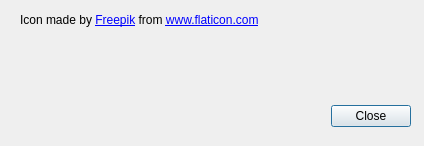
Above: itemEditor/src/imageAttributionsForm.ui from jeremydumais/TheWarrior before the change. Below: the same form after it.
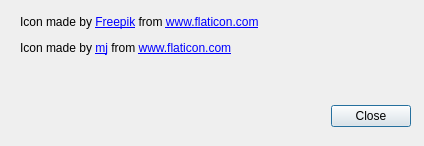
That is the form after the change. Icons and pictures are not drawn.

What changed in the file:
```diff
--- a/itemEditor/src/imageAttributionsForm.ui
+++ b/itemEditor/src/imageAttributionsForm.ui
@@ -39,11 +39,11 @@
      <x>20</x>
      <y>10</y>
      <width>401</width>
-     <height>21</height>
+     <height>51</height>
     </rect>
    </property>
    <property name="text">
-    <string>&lt;html&gt;&lt;head/&gt;&lt;body&gt;&lt;p&gt;Icon made by &lt;a href=&quot;https://www.flaticon.com/fr/auteurs/freepik&quot;&gt;&lt;span style=&quot; text-decoration: underline; color:#0000ff;&quot;&gt;Freepik&lt;/span&gt;&lt;/a&gt; from &lt;a href=&quot;https://www.flaticon.com&quot;&gt;&lt;span style=&quot; text-decoration: underline; color:#0000ff;&quot;&gt;www.flaticon.com&lt;/span&gt;&lt;/a&gt;&lt;/p&gt;&lt;/body&gt;&lt;/html&gt;</string>
+    <string>&lt;html&gt;&lt;head/&gt;&lt;body&gt;&lt;p&gt;Icon made by &lt;a href=&quot;https://www.flaticon.com/fr/auteurs/freepik&quot;&gt;&lt;span style=&quot; text-decoration: underline; color:#0000ff;&quot;&gt;Freepik&lt;/span&gt;&lt;/a&gt; from &lt;a href=&quot;https://www.flaticon.com&quot;&gt;&lt;span style=&quot; text-decoration: underline; color:#0000ff;&quot;&gt;www.flaticon.com&lt;/span&gt;&lt;/a&gt;&lt;/p&gt;&lt;p&gt;Icon made by &lt;a href=&quot;https://www.flaticon.com/fr/auteurs/mj&quot;&gt;&lt;span style=&quot; text-decoration: underline; color:#0000ff;&quot;&gt;mj&lt;/span&gt;&lt;/a&gt; from &lt;a href=&quot;https://www.flaticon.com&quot;&gt;&lt;span style=&quot; text-decoration: underline; color:#0000ff;&quot;&gt;www.flaticon.com&lt;/span&gt;&lt;/a&gt;&lt;/p&gt;&lt;/body&gt;&lt;/html&gt;</string>
    </property>
    <property name="textFormat">
     <enum>Qt::RichText</enum>
```
